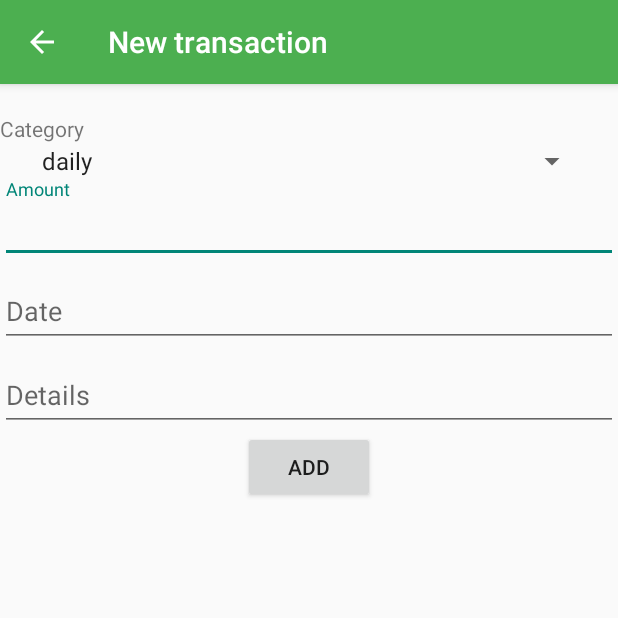
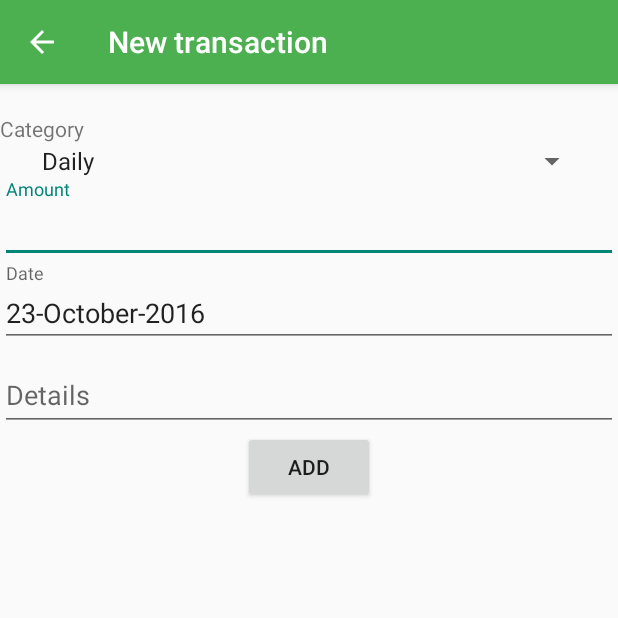
Before and after one commit to splxsg/Money_Saver_new_project, an Android app: the screen it shows after launch (CreateNewMoneyActivity), after a tap on an icon or button, on a phone screen of 412 x 824 dp, the top half of it. Run offline under Robolectric (Android 15) with nearby library versions, the phone set to English and light mode, and no system bars; libraries missing offline, so code that uses them is left out: lecho.lib.hellocharts; 9 statements that could not run were skipped.

Commit message:
66
1. pie color set
2. pie chart click listener
3. changed date format in payout

```diff
--- a/app/src/main/AndroidManifest.xml
+++ b/app/src/main/AndroidManifest.xml
@@ -11,6 +11,8 @@
         android:label="@string/app_name"
         android:supportsRtl="true"
         android:theme="@style/AppTheme">
+
+
         <activity
             android:name=".MainActivity"
             android:label="@string/app_name"
--- a/app/src/main/java/com/blues/money_saver/CategoryFragment.java
+++ b/app/src/main/java/com/blues/money_saver/CategoryFragment.java
@@ -54,6 +54,7 @@ public class CategoryFragment extends Fragment implements LoaderManager.LoaderCa
         getLoaderManager().initLoader(CURSOR_LOADER_ID, null, this);
         ((TextView) rootView.findViewById(R.id.recyclerview_money_empty)).setText("no information in this month");
 
+        ((TextView) rootView.findViewById(R.id.categorytext)).setText(categoryindex);
         mMoneyAdapter = new MoneyRecycleAdapter(getActivity(),rootView.findViewById(R.id.recyclerview_money_empty));
         recyclerView.setAdapter(mMoneyAdapter);
         /*mMoneyAdapter = new MoneyRecycleAdapter(getActivity(), new MoneyAdapter.MoneyAdapterOnClickHandler() {
--- a/app/src/main/java/com/blues/money_saver/OverviewFragment.java
+++ b/app/src/main/java/com/blues/money_saver/OverviewFragment.java
@@ -1,11 +1,8 @@
 package com.blues.money_saver;
 
 
-import android.app.IntentService;
-import android.content.ContentResolver;
 import android.content.ContentUris;
 import android.content.ContentValues;
-import android.content.Context;
 import android.content.Intent;
 import android.database.Cursor;
 import android.net.Uri;
@@ -21,9 +18,6 @@ import android.util.Log;
 import android.view.LayoutInflater;
 import android.view.View;
 import android.view.ViewGroup;
-
-import com.google.android.gms.ads.AdRequest;
-import com.google.android.gms.ads.AdView;
 
 import com.blues.money_saver.data.MoneyContract;
 
@@ -69,15 +63,10 @@ public class OverviewFragment extends Fragment implements LoaderManager.LoaderCa
         mOverviewAdapter = new OverviewRecycleAdapter(getActivity());
         recyclerView.setAdapter(mOverviewAdapter);
 
-        AdView mAdView = (AdView) rootView.findViewById(R.id.adView);
         if(getResources().getString(R.string.flavors) == getResources().getString(R.string.freeflavors))
         {
-
-
-            AdRequest adRequest = new AdRequest.Builder()
-                    .addTestDevice(AdRequest.DEVICE_ID_EMULATOR)
-                    .build();
-            mAdView.loadAd(adRequest);
+            AdviewActivity adviewActivity = new AdviewActivity(rootView,getActivity());
+            adviewActivity.showad();
         }
 
 
--- a/app/src/main/java/com/blues/money_saver/OverviewRecycleAdapter.java
+++ b/app/src/main/java/com/blues/money_saver/OverviewRecycleAdapter.java
@@ -1,9 +1,14 @@
 package com.blues.money_saver;
 
 import android.content.Context;
+import android.content.Intent;
 import android.database.Cursor;
+import android.graphics.Color;
 import android.graphics.Typeface;
 import android.provider.Contacts;
+import android.support.v4.app.FragmentActivity;
+import android.support.v4.app.FragmentManager;
+import android.support.v4.app.FragmentTransaction;
 import android.support.v7.widget.RecyclerView;
 import android.util.Log;
 import android.view.LayoutInflater;
@@ -100,11 +105,11 @@ public class OverviewRecycleAdapter extends RecyclerView.Adapter<OverviewRecycle
                holder.chart.setVisibility(View.VISIBLE);
                List<SliceValue> values = new ArrayList<SliceValue>();
                //for (int i = 0; i < numValues; ++i) {
-               SliceValue sliceValue = new SliceValue(daily, ChartUtils.pickColor());
+               SliceValue sliceValue = new SliceValue(daily, mContext.getColor(R.color.pie_daily));
                values.add(sliceValue);
-               sliceValue = new SliceValue(utility, ChartUtils.pickColor());
+               sliceValue = new SliceValue(utility, mContext.getColor(R.color.pie_utility));
                values.add(sliceValue);
-               sliceValue = new SliceValue(insurance, ChartUtils.pickColor());
+               sliceValue = new SliceValue(insurance, mContext.getColor(R.color.pie_insurance));
                values.add(sliceValue);
                // }
 
@@ -128,6 +133,21 @@ public class OverviewRecycleAdapter extends RecyclerView.Adapter<OverviewRecycle
 
         @Override
         public void onValueSelected(int arcIndex, SliceValue value) {
+            String menuid = "";
+            switch (arcIndex)
+            {
+                case 0: menuid = mContext.getString(R.string.nav_daily_str);
+                    break;
+                case 1: menuid = mContext.getString(R.string.nav_utility_str);
+                    break;
+                case 2: menuid = mContext.getString(R.string.nav_insurance_str);
+                    break;
+            }
+            TabFragment tabfragment = new TabFragment();
+            Utility.setCategory(menuid);
+            ((FragmentActivity)mContext).getSupportFragmentManager().beginTransaction()
+                    .replace(R.id.content_main_fragment, tabfragment)
+                    .commit();
             Toast.makeText(mContext, Utility.payoutName[arcIndex] +" "+ value.getValue(), Toast.LENGTH_SHORT).show();
         }
 
--- a/app/src/main/java/com/blues/money_saver/OverviewUpdateIntent.java
+++ b/app/src/main/java/com/blues/money_saver/OverviewUpdateIntent.java
@@ -8,6 +8,7 @@ import android.net.Uri;
 import android.util.Log;
 
 import com.blues.money_saver.data.MoneyContract;
+import com.blues.money_saver.widget.NewMoneyWidget;
 
 import java.util.Vector;
 
@@ -108,6 +109,8 @@ public class OverviewUpdateIntent extends IntentService {
         }
 
 
+        Intent updateIntent = new Intent("android.appwidget.action.APPWIDGET_UPDATE");
+        this.sendBroadcast(updateIntent);
 
     }
 }
--- a/app/src/main/java/com/blues/money_saver/TabFragment.java
+++ b/app/src/main/java/com/blues/money_saver/TabFragment.java
@@ -137,7 +137,7 @@ public class TabFragment extends Fragment  {
 
         @Override
         public CharSequence getPageTitle(int position) {
-            return Utility.Monthontab[position];
+            return Utility.Monthshort[position];
         }
     }
 
--- a/app/src/main/java/com/blues/money_saver/widget/MoneyWidgetViewService.java
+++ b/app/src/main/java/com/blues/money_saver/widget/MoneyWidgetViewService.java
@@ -77,11 +77,8 @@ public class MoneyWidgetViewService extends RemoteViewsService {
                         R.layout.widget_money_list_item);
                 views.setTextViewText(R.id.widget_item_income, data.getString(data.getColumnIndex(MoneyContract.SummaryEntry.COLUMN_SUMMARY_INCOME)));
                 views.setTextViewText(R.id.widget_item_payout, data.getString(data.getColumnIndex(MoneyContract.SummaryEntry.COLUMN_SUMMARY_PAYOUT)));
-                //views.setTextViewText(R.id.widget_item_payout,"889988");
                 views.setTextViewText(R.id.widget_item_balance, data.getString(data.getColumnIndex(MoneyContract.SummaryEntry.COLUMN_SUMMARY_BALANCE)));
                 views.setTextViewText(R.id.widget_item_date,data.getString(data.getColumnIndex(MoneyContract.SummaryEntry.COLUMN_SUMMARY_MONTH)));
-                //final Intent fillInIntent = new Intent(mContext, DetailStockActivity.class).putExtra("position", symbol);
-                //views.setOnClickFillInIntent(R.id.widget_stock_item, fillInIntent);
                 return views;
             }
 
--- a/app/src/main/res/layout/overview_pie.xml
+++ b/app/src/main/res/layout/overview_pie.xml
@@ -6,7 +6,7 @@
     android:paddingBottom="@dimen/activity_vertical_margin"
     android:paddingLeft="@dimen/activity_horizontal_margin"
     android:paddingRight="@dimen/activity_horizontal_margin"
-    android:paddingTop="@dimen/activity_vertical_margin">
+    android:paddingTop="2dp">
 
     <lecho.lib.hellocharts.view.PieChartView
         android:id="@+id/chart"
--- a/app/src/main/res/values/colors.xml
+++ b/app/src/main/res/values/colors.xml
@@ -8,5 +8,8 @@
     <color name="white">#FFF</color>
     <color name="red">#FF0000</color>
     <color name="tab_bar">#004D40</color>
+    <color name="pie_daily">#AA66CC</color>
+    <color name="pie_insurance">#FFBB33</color>
+    <color name="pie_utility">#33B5E5</color>
 
 </resources>
--- a/app/src/main/res/values/strings.xml
+++ b/app/src/main/res/values/strings.xml
@@ -12,10 +12,10 @@
 
 
     <string name="nav_overview_str">Overview</string>
-    <string name="nav_daily_str">daily</string>
-    <string name="nav_utility_str">utility</string>
+    <string name="nav_daily_str">Daily</string>
+    <string name="nav_utility_str">Utility</string>
     <string name="nav_loan_str">Loan</string>
-    <string name="nav_insurance_str">insurance</string>
+    <string name="nav_insurance_str">Insurance</string>
     <string name="nav_income_str">Income</string>
 
 
```
Also changed, not shown: app/src/main/java/com/blues/money_saver/CreateNewMoneyFragment.java (+5 -4 lines), app/src/main/java/com/blues/money_saver/MoneyRecycleAdapter.java (+7 -2 lines), app/src/main/java/com/blues/money_saver/Utility.java (+2 -86 lines), app/src/main/java/com/blues/money_saver/widget/NewMoneyWidget.java (+7 -6 lines), app/src/main/res/layout/fragment_category.xml (+12 -0 lines), 5 other files.
